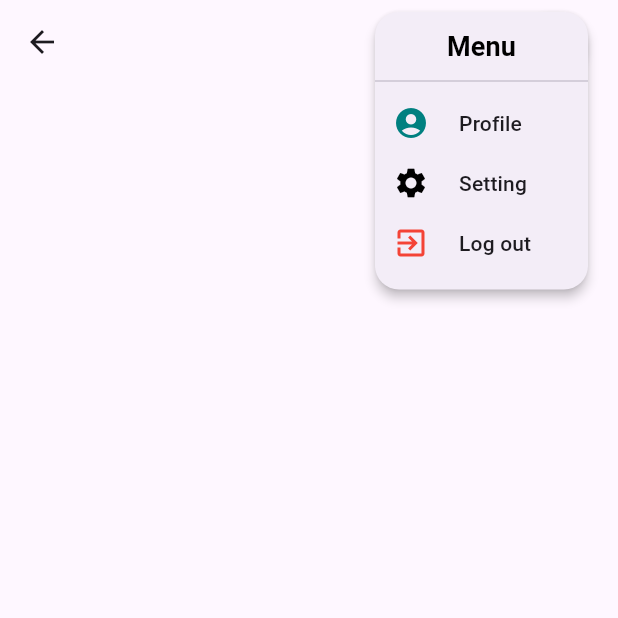
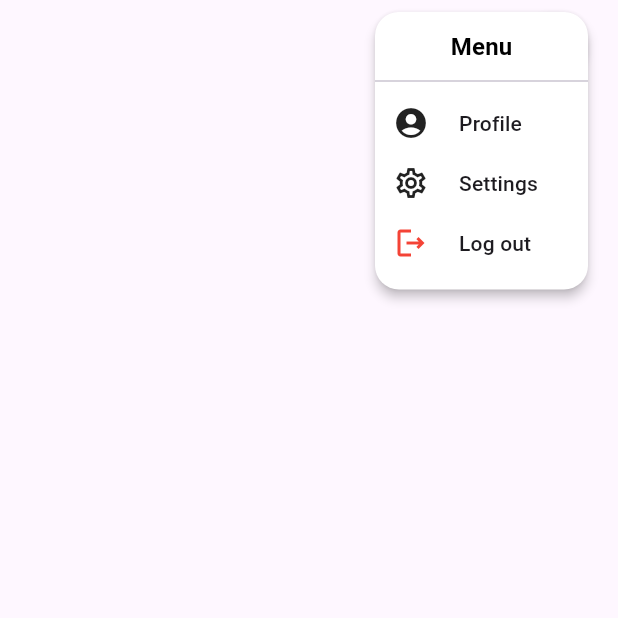
Before and after one commit to liyuwan/RAG-Agent-for-Lifestyle-Improvement, a Flutter app: the ProgressPage screen opened directly, after a tap on the "menu" icon, on a phone screen of 412 x 824 dp, the top half of it. Run offline on Flutter 3.47's test engine with Material 3 defaults, Android fonts, the phone set to English and light mode, and no system bars; our stand-ins replace cloud_firestore, firebase_auth, firebase_core, firebase_storage, flutter_tts, image_picker and 1 more; accounts and stored records are empty; project files that could hold a hidden picture were left out.

Commit message:
Updated menu button

```diff
--- a/rag_flutter_app/lib/pages/progress_page.dart
+++ b/rag_flutter_app/lib/pages/progress_page.dart
@@ -1,5 +1,4 @@
 import 'package:flutter/material.dart';
-import 'package:firebase_auth/firebase_auth.dart';
 import '../widgets/menu_bar_icon.dart';
 
 class ProgressPage extends StatefulWidget {
@@ -15,7 +14,8 @@ class _ProgressPageState extends State<ProgressPage> {
     return Scaffold(
       appBar: AppBar(
         centerTitle: true,
-         flexibleSpace: Stack(
+        automaticallyImplyLeading: false,
+        flexibleSpace: Stack(
           children: [
             Positioned(
               right: 25, // Move the icon to the right
--- a/rag_flutter_app/lib/widgets/menu_bar_icon.dart
+++ b/rag_flutter_app/lib/widgets/menu_bar_icon.dart
@@ -28,6 +28,7 @@ class MenuBarIcon extends StatelessWidget {
           ),
           child: PopupMenuButton<String>(
             icon: const Icon(Icons.menu, color: Colors.black),
+            color: Colors.white,
             shape: RoundedRectangleBorder(
               borderRadius: BorderRadius.circular(16),
             ),
@@ -69,14 +70,14 @@ class MenuBarIcon extends StatelessWidget {
                   child: Center(
                     child: Text(
                       "Menu",
-                      style: TextStyle(fontSize: 18, fontWeight: FontWeight.bold, color: Color.fromARGB(255, 0, 0, 0)),
+                      style: TextStyle(fontSize: 16, fontWeight: FontWeight.bold, color: Color.fromARGB(255, 0, 0, 0)),
                     ),
                   ),
                 ),
                 const PopupMenuDivider(), // Adds a separator
-                _buildMenuItem("Profile", Icons.account_circle, const Color(0xFF008080)),
-                _buildMenuItem("Setting", Icons.settings, Colors.black),
-                _buildMenuItem("Log out", Icons.exit_to_app, Colors.red),
+                _buildMenuItem("Profile", Icons.account_circle, Colors.black87),
+                _buildMenuItem("Settings", Icons.settings_outlined, Colors.black87),
+                _buildMenuItem("Log out", Icons.logout_outlined, Colors.red),
               ];
             },
           ),
```
Also changed, not shown: 1 other file.
